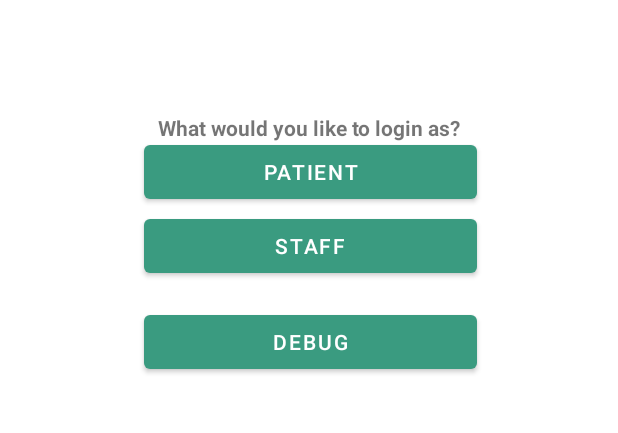
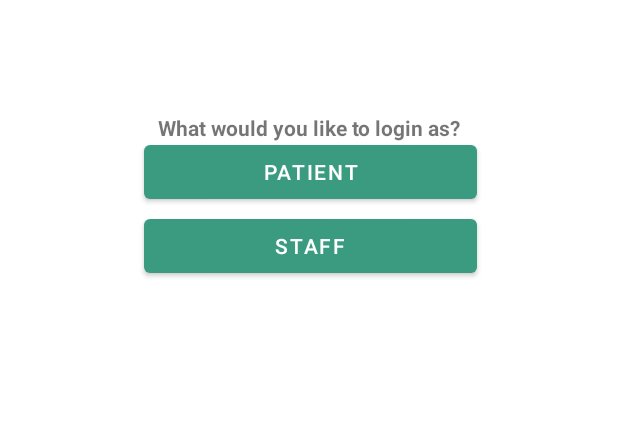
Before and after one commit to ameza2/CS-425-Captsone-PLUSH, an Android app: the screen it shows after launch (SelectAccountScreen), on a phone screen of 412 x 824 dp, the part 600-1033 px from its top. Run offline under Robolectric (Android 15) with nearby library versions, the light colour scheme and no system bars; our stand-ins replace Volley.

Commit message:
App will now repeatedly ping the unit
The application will now ping the unit with command UPDT, this will be used for when the user presses the physical button on the unit as well as for checking if the connection exists.

The debug button in the account selection screen has been removed, though the page still exists.

```diff
--- a/PLUSHApp/app/src/main/java/com/example/plush/SelectAccountScreen.java
+++ b/PLUSHApp/app/src/main/java/com/example/plush/SelectAccountScreen.java
@@ -12,7 +12,6 @@ public class SelectAccountScreen extends AppCompatActivity { // SelectAccountScr
 
     Button StaffButton; // button initialization: staff
     Button PatientButton; // button initialization: patient
-    Button DebugButton; // button initialization: debug
 
     /* Initialize Page Activity (Account Selection Screen) */
     @Override
@@ -22,7 +21,6 @@ public class SelectAccountScreen extends AppCompatActivity { // SelectAccountScr
 
         StaffButton = (Button)findViewById(R.id.GoToStaff); // fetch staff button
         PatientButton = (Button)findViewById(R.id.GoToPatient); // fetch patient button
-        DebugButton = (Button)findViewById(R.id.goToDebug); // fetch debug button
 
         /* Button Options */
         StaffButton.setOnClickListener(new View.OnClickListener() { // execute on staff button click
@@ -37,12 +35,6 @@ public class SelectAccountScreen extends AppCompatActivity { // SelectAccountScr
                 startActivity(intent); // redirect page (PatientLoginScreen)
             }
         });
-        DebugButton.setOnClickListener(new View.OnClickListener() { // execute on patient button click
-            public void onClick(View v) {
-                Intent intent = new Intent(SelectAccountScreen.this, DebugScreen.class);
-                startActivity(intent); // redirect page (DebugScreen)
-            }
-        });
     }
 
     @Override
--- a/PLUSHApp/app/src/main/res/layout/activity_main.xml
+++ b/PLUSHApp/app/src/main/res/layout/activity_main.xml
@@ -40,18 +40,6 @@
         app:layout_constraintTop_toTopOf="parent" />
 
     <Button
-        android:id="@+id/goToDebug"
-        android:layout_width="222dp"
-        android:layout_height="48dp"
-        android:layout_marginStart="95dp"
-        android:layout_marginTop="548dp"
-        android:layout_marginEnd="94dp"
-        android:text="Debug"
-        app:layout_constraintEnd_toEndOf="parent"
-        app:layout_constraintStart_toStartOf="parent"
-        app:layout_constraintTop_toTopOf="parent" />
-
-    <Button
         android:id="@+id/GoToStaff"
         android:layout_width="222dp"
         android:layout_height="48dp"
```
Also changed, not shown: PLUSHApp/app/src/main/java/com/example/plush/data/DataApplication.java (+34 -0 lines), 1 other file.
